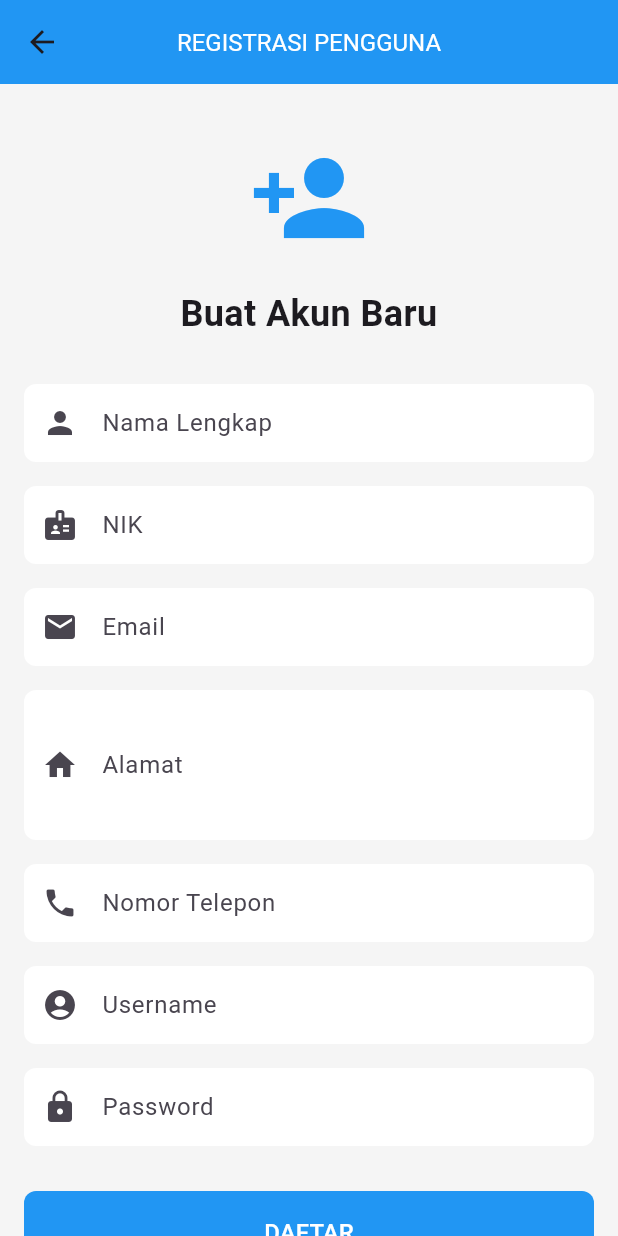
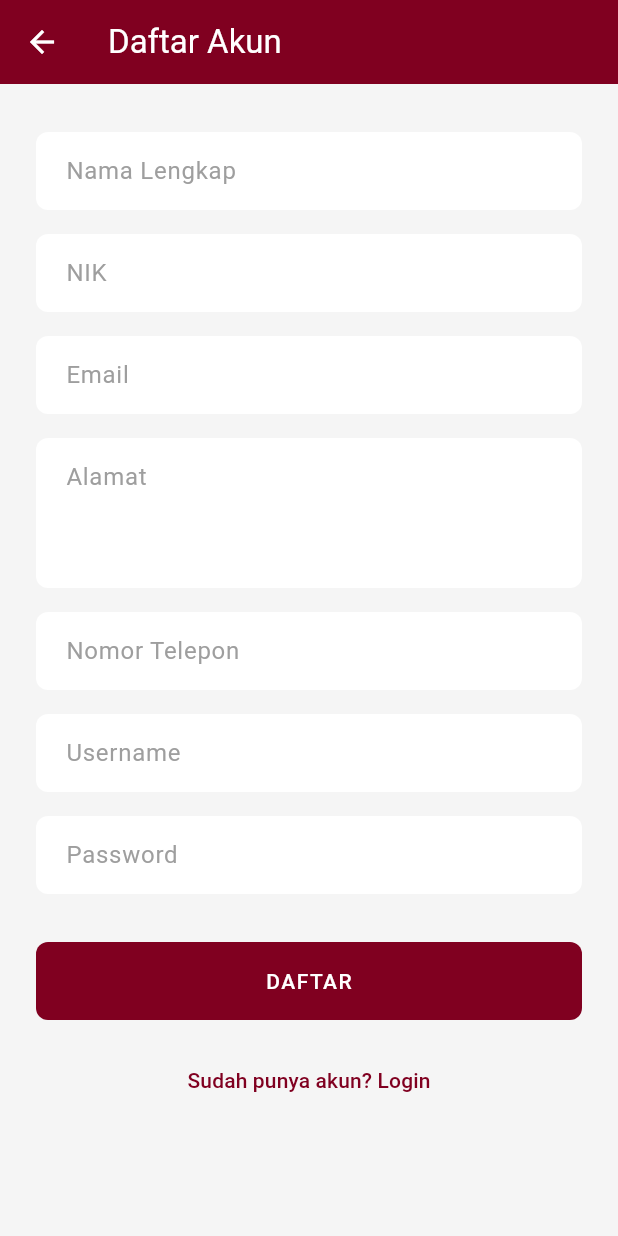
Before and after one commit to Latifah254/utspam_5a_0015_perpus, a Flutter app: the RegisterScreen screen opened directly, on a phone screen of 412 x 824 dp. Run offline on Flutter 3.47's test engine with Material 3 defaults, Android fonts, the light colour scheme and no system bars; our stand-ins replace shared_preferences; missing offline and left inert: utspam_a_0015_perpus; accounts and stored records are empty.

Commit message:
refactor registration screen layout and update validation messages

```diff
--- a/lib/views/register.dart
+++ b/lib/views/register.dart
@@ -1,8 +1,8 @@
 // lib/screens/register_screen.dart
 
 import 'package:flutter/material.dart';
-import 'package:utspam_a_0015_perpus/controller/perpus_controller.dart';
-import 'package:utspam_a_0015_perpus/models/user.dart';
+import 'package:utspam_5a_0015_perpus/controller/perpus_controller.dart';
+import 'package:utspam_5a_0015_perpus/models/user.dart';
 import 'login.dart';
 
 class RegisterScreen extends StatefulWidget {
@@ -117,7 +117,7 @@ class _RegisterScreenState extends State<RegisterScreen> {
       } else {
         ScaffoldMessenger.of(context).showSnackBar(
           const SnackBar(
-            content: Text('Email atau Username sudah digunakan!'),
+            content: Text('Email, Username, atau NIK sudah digunakan!'),
             backgroundColor: Colors.red,
           ),
         );
@@ -128,153 +128,113 @@ class _RegisterScreenState extends State<RegisterScreen> {
   @override
   Widget build(BuildContext context) {
     return Scaffold(
+      backgroundColor: const Color(0xFFF5F5F5),
       appBar: AppBar(
-        title: const Text('REGISTRASI PENGGUNA',
-          style: const TextStyle(
-            color: Colors.white,
-             fontSize: 16,
-          ),
-        ),
-        centerTitle: true,
-        backgroundColor: Colors.blue,
+        title: const Text('Daftar Akun', style: TextStyle(color: Colors.white)),
+        backgroundColor: const Color(0xFF800020),
+        iconTheme: const IconThemeData(color: Colors.white),
+        elevation: 0,
       ),
       body: _isLoading
-          ? const Center(child: CircularProgressIndicator())
+          ? const Center(
+              child: CircularProgressIndicator(color: Color(0xFF800020)),
+            )
           : SingleChildScrollView(
-              padding: const EdgeInsets.all(16.0),
+              padding: const EdgeInsets.all(24.0),
               child: Form(
                 key: _formKey,
                 child: Column(
                   crossAxisAlignment: CrossAxisAlignment.stretch,
                   children: [
-                    const SizedBox(height: 20),
-                    const Icon(
-                      Icons.person_add,
-                      size: 80,
-                      color: Colors.blue,
-                    ),
-                    const SizedBox(height: 20),
-                    const Text(
-                      'Buat Akun Baru',
-                      style: TextStyle(
-                        fontSize: 24,
-                        fontWeight: FontWeight.bold,
-                      ),
-                      textAlign: TextAlign.center,
-                    ),
-                    const SizedBox(height: 30),
+                    const SizedBox(height: 8),
 
-                    // Nama Lengkap
                     TextFormField(
                       controller: _namaController,
                       decoration: const InputDecoration(
                         labelText: 'Nama Lengkap',
-                        prefixIcon: Icon(Icons.person),
-                        border: OutlineInputBorder(),
+                        labelStyle: TextStyle(color: Colors.grey),
+                        floatingLabelStyle: TextStyle(color: Color(0xFF800020)),
                       ),
-                      validator: (value) => _validateRequired(value, 'Nama lengkap'),
+                      validator: (value) =>
+                          _validateRequired(value, 'Nama lengkap'),
                     ),
                     const SizedBox(height: 16),
-
-                    // NIK
                     TextFormField(
                       controller: _nikController,
                       decoration: const InputDecoration(
                         labelText: 'NIK',
-                        prefixIcon: Icon(Icons.badge),
-                        border: OutlineInputBorder(),
+                        labelStyle: TextStyle(color: Colors.grey),
+                        floatingLabelStyle: TextStyle(color: Color(0xFF800020)),
                       ),
                       validator: (value) => _validateRequired(value, 'NIK'),
                     ),
                     const SizedBox(height: 16),
-
-                    // Email
                     TextFormField(
                       controller: _emailController,
                       keyboardType: TextInputType.emailAddress,
                       decoration: const InputDecoration(
                         labelText: 'Email',
-                        prefixIcon: Icon(Icons.email),
-                        border: OutlineInputBorder(),
+                        labelStyle: TextStyle(color: Colors.grey),
+                        floatingLabelStyle: TextStyle(color: Color(0xFF800020)),
                       ),
                       validator: _validateEmail,
                     ),
                     const SizedBox(height: 16),
-
-                    // Alamat
                     TextFormField(
                       controller: _alamatController,
                       maxLines: 3,
                       decoration: const InputDecoration(
                         labelText: 'Alamat',
-                        prefixIcon: Icon(Icons.home),
-                        border: OutlineInputBorder(),
+                        labelStyle: TextStyle(color: Colors.grey),
+                        floatingLabelStyle: TextStyle(color: Color(0xFF800020)),
+                        alignLabelWithHint: true,
                       ),
                       validator: (value) => _validateRequired(value, 'Alamat'),
                     ),
                     const SizedBox(height: 16),
-
-                    // Nomor Telepon
                     TextFormField(
                       controller: _telpController,
                       keyboardType: TextInputType.phone,
                       decoration: const InputDecoration(
                         labelText: 'Nomor Telepon',
-                        prefixIcon: Icon(Icons.phone),
-                        border: OutlineInputBorder(),
+                        labelStyle: TextStyle(color: Colors.grey),
+                        floatingLabelStyle: TextStyle(color: Color(0xFF800020)),
                       ),
                       validator: _validatePhone,
                     ),
                     const SizedBox(height: 16),
-
-                    // Username
                     TextFormField(
                       controller: _usernameController,
                       decoration: const InputDecoration(
                         labelText: 'Username',
-                        prefixIcon: Icon(Icons.account_circle),
-                        border: OutlineInputBorder(),
+                        labelStyle: TextStyle(color: Colors.grey),
+                        floatingLabelStyle: TextStyle(color: Color(0xFF800020)),
                       ),
-                      validator: (value) => _validateRequired(value, 'Username'),
+                      validator: (value) =>
+                          _validateRequired(value, 'Username'),
                     ),
                     const SizedBox(height: 16),
-
-                    // Password
                     TextFormField(
                       controller: _passwordController,
                       obscureText: true,
                       decoration: const InputDecoration(
                         labelText: 'Password',
-                        prefixIcon: Icon(Icons.lock),
-                        border: OutlineInputBorder(),
+                        labelStyle: TextStyle(color: Colors.grey),
+                        floatingLabelStyle: TextStyle(color: Color(0xFF800020)),
                       ),
                       validator: _validatePassword,
                     ),
-                    const SizedBox(height: 30),
-
-                    // Tombol Register
+                    const SizedBox(height: 32),
                     ElevatedButton(
                       onPressed: _register,
-                      style: ElevatedButton.styleFrom(
-                        backgroundColor: Colors.blue,
-                        padding: const EdgeInsets.symmetric(vertical: 16),
-                        shape: RoundedRectangleBorder(
-                          borderRadius: BorderRadius.circular(8),
-                        ),
-                      ),
                       child: const Text(
                         'DAFTAR',
-                        style: TextStyle(fontSize: 16, color: Colors.white),
+                        style: TextStyle(letterSpacing: 1),
                       ),
                     ),
                     const SizedBox(height: 16),
-
-                    // Link ke Login
-                    Row(
-                      mainAxisAlignment: MainAxisAlignment.center,
-                      children: [
-                        const Text('Sudah punya akun? '),
-                        TextButton(
+                    Center(
+                      child: TextButton(
                         onPressed: () {
                           Navigator.pushReplacement(
                             context,
@@ -283,9 +243,11 @@ class _RegisterScreenState extends State<RegisterScreen> {
                             ),
                           );
                         },
-                          child: const Text('Login di sini'),
+                        child: const Text(
+                          'Sudah punya akun? Login',
+                          style: TextStyle(color: Color(0xFF800020)),
                         ),
-                      ],
+                      ),
                     ),
                   ],
                 ),
```
Lines whose indentation alone changed are shown as unchanged.
